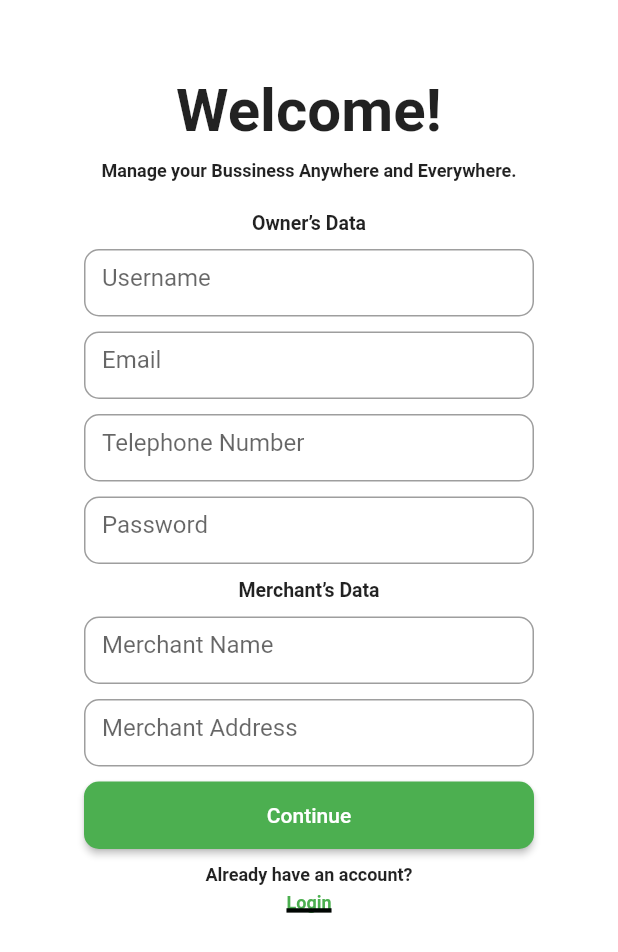
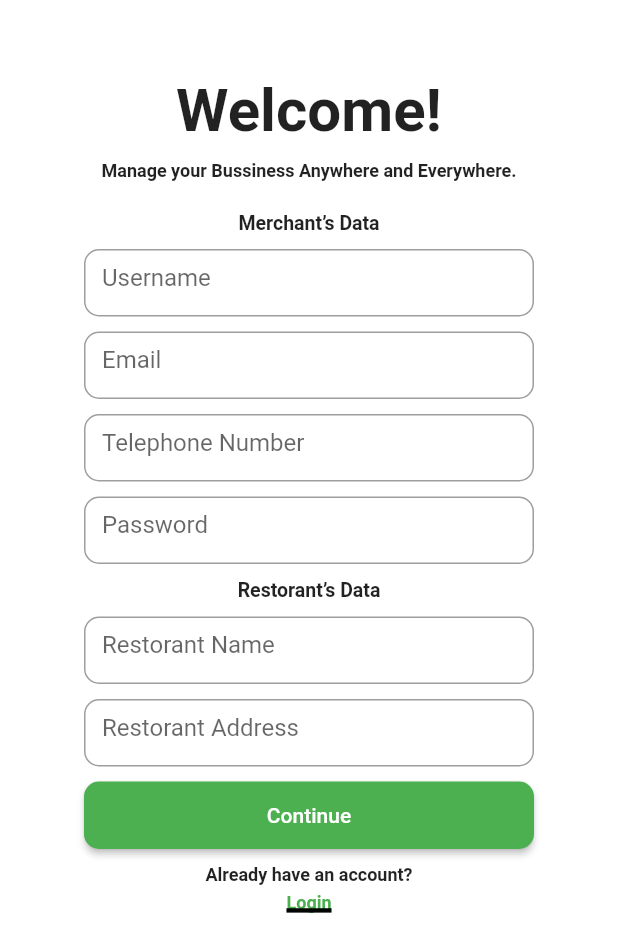
Before and after one commit to Lejhat-Bergijhi/veggytably-merchant, a Flutter app: the screen it shows after launch, on a phone screen of 412 x 824 dp. Shown: the top 952 px of the screen. Run offline on Flutter 3.47's test engine with Material 2 defaults, Android fonts, the phone set to English and light mode, and no system bars; our stand-ins replace flutter_secure_storage, get.

Commit message:
benerin signup page

```diff
--- a/lib/views/signup_page.dart
+++ b/lib/views/signup_page.dart
@@ -48,7 +48,7 @@ class _SignUpPageState extends State<SignUpPage> {
                 )),
             SizedBox(height: 20),
 
-            Text('Owner’s Data',
+            Text('Merchant’s Data',
                 style: TextStyle(
                   fontSize: 13,
                   fontWeight: FontWeight.bold,
@@ -87,7 +87,7 @@ class _SignUpPageState extends State<SignUpPage> {
             ),
             SizedBox(height: 10),
 
-            Text('Merchant’s Data',
+            Text('Restorant’s Data',
                 style: TextStyle(
                   fontSize: 13,
                   fontWeight: FontWeight.bold,
@@ -99,7 +99,7 @@ class _SignUpPageState extends State<SignUpPage> {
               height: 45,
               child: InputTextField(
                 merchantUsernameController,
-                "Merchant Name",
+                "Restorant Name",
               ),
             ),
             SizedBox(height: 10),
@@ -109,7 +109,7 @@ class _SignUpPageState extends State<SignUpPage> {
               height: 45,
               child: InputTextField(
                 addressController,
-                "Merchant Address",
+                "Restorant Address",
               ),
             ),
             SizedBox(height: 10),
```
